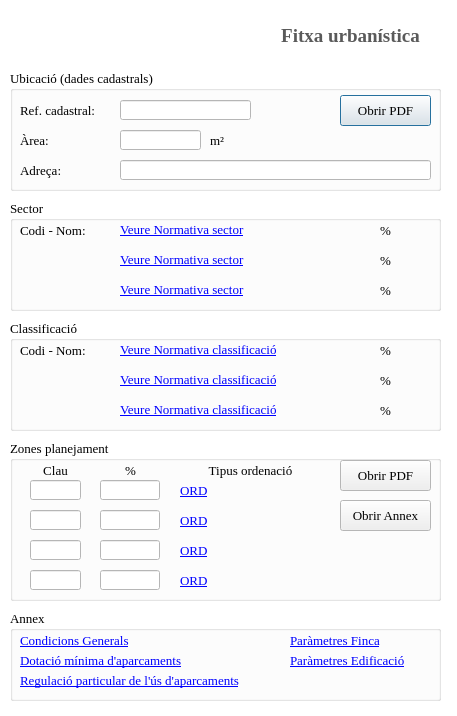
First picture: the form in ui/fitxa_urban_dialog.ui, repository psigcat/urban_planning, before the edit.
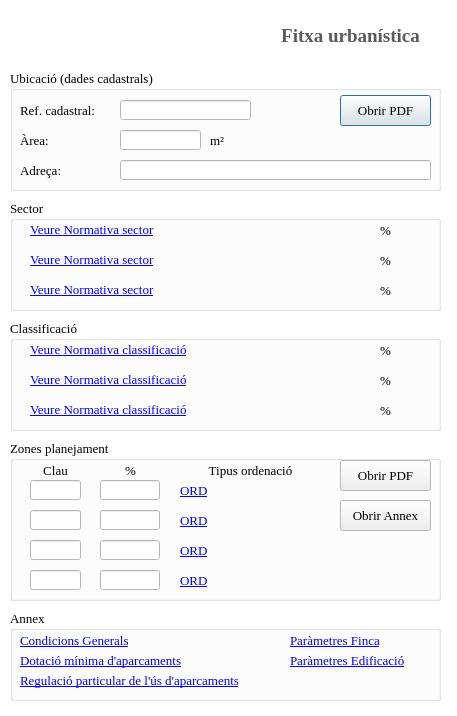
Second picture: the form after the edit. Icons and pictures are not drawn.

The edit to the form file:
```diff
--- a/ui/fitxa_urban_dialog.ui
+++ b/ui/fitxa_urban_dialog.ui
@@ -909,25 +909,12 @@
    <property name="title">
     <string>Sector</string>
    </property>
-   <widget class="QLabel" name="label_9">
-    <property name="geometry">
-     <rect>
-      <x>10</x>
-      <y>20</y>
-      <width>91</width>
-      <height>21</height>
-     </rect>
-    </property>
-    <property name="text">
-     <string>Codi - Nom:</string>
-    </property>
-   </widget>
    <widget class="QLabel" name="lbl_sector_1">
     <property name="geometry">
      <rect>
-      <x>110</x>
+      <x>20</x>
       <y>20</y>
-      <width>251</width>
+      <width>341</width>
       <height>20</height>
      </rect>
     </property>
@@ -957,9 +944,9 @@
    <widget class="QLabel" name="lbl_sector_2">
     <property name="geometry">
      <rect>
-      <x>110</x>
+      <x>20</x>
       <y>50</y>
-      <width>251</width>
+      <width>341</width>
       <height>20</height>
      </rect>
     </property>
@@ -989,9 +976,9 @@
    <widget class="QLabel" name="lbl_sector_3">
     <property name="geometry">
      <rect>
-      <x>110</x>
+      <x>20</x>
       <y>80</y>
-      <width>251</width>
+      <width>341</width>
       <height>20</height>
      </rect>
     </property>
@@ -1076,25 +1063,12 @@
    <property name="title">
     <string>Classificació</string>
    </property>
-   <widget class="QLabel" name="label_11">
-    <property name="geometry">
-     <rect>
-      <x>10</x>
-      <y>20</y>
-      <width>91</width>
-      <height>21</height>
-     </rect>
-    </property>
-    <property name="text">
-     <string>Codi - Nom:</string>
-    </property>
-   </widget>
    <widget class="QLabel" name="lbl_class_1">
     <property name="geometry">
      <rect>
-      <x>110</x>
+      <x>20</x>
       <y>20</y>
-      <width>251</width>
+      <width>341</width>
       <height>20</height>
      </rect>
     </property>
@@ -1124,9 +1098,9 @@
    <widget class="QLabel" name="lbl_class_2">
     <property name="geometry">
      <rect>
-      <x>110</x>
+      <x>20</x>
       <y>50</y>
-      <width>251</width>
+      <width>341</width>
       <height>20</height>
      </rect>
     </property>
@@ -1156,9 +1130,9 @@
    <widget class="QLabel" name="lbl_class_3">
     <property name="geometry">
      <rect>
-      <x>110</x>
+      <x>20</x>
       <y>80</y>
-      <width>241</width>
+      <width>331</width>
       <height>20</height>
      </rect>
     </property>
```
